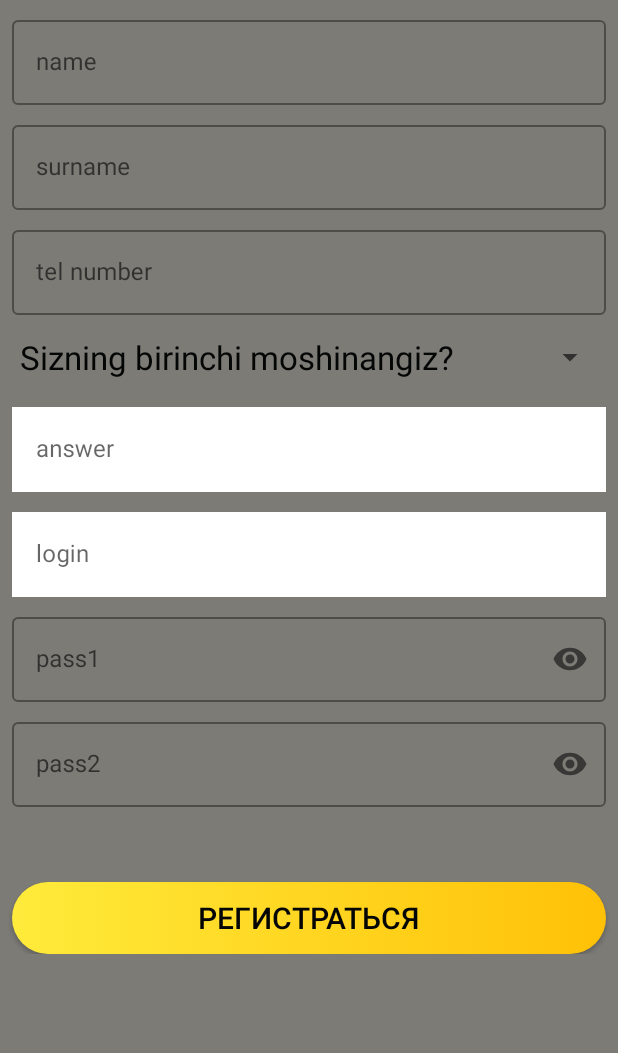
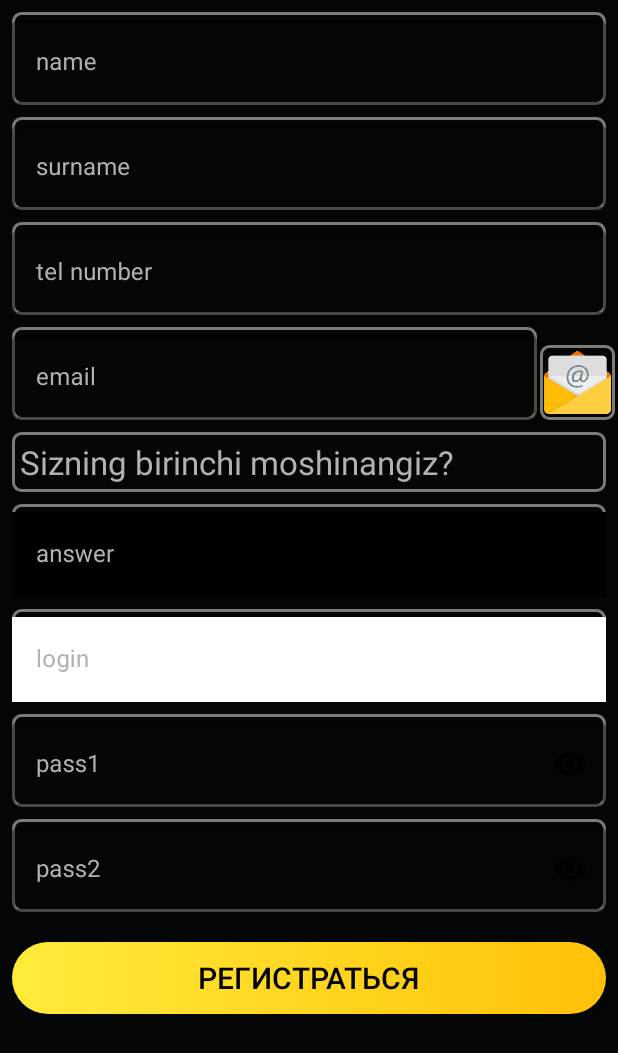
Before and after one commit to zarnigor91/VipX_X, an Android app: the fragment RegistratsionFragment placed in its activity, on a phone screen of 412 x 824 dp. Shown: the top 1053 px of the screen. Run offline under Robolectric (Android 15) with nearby library versions, the phone set to English and light mode, and no system bars; our stand-ins replace CircleImageView.

Commit message:
refresh11

```diff
--- /dev/null
+++ b/app/src/main/res/color/edit_text_box_border.xml
@@ -0,0 +1,7 @@
+<?xml version="1.0" encoding="utf-8"?>
+<selector xmlns:android="http://schemas.android.com/apk/res/android">
+    <item android:color="?attr/colorPrimary" android:state_focused="true"/>
+    <item android:alpha="0.87" android:color="@color/colorPrimary" android:state_hovered="true"/>
+    <item android:alpha="0.12" android:color="@color/colorPrimary" android:state_enabled="false"/>
+    <item android:alpha="0.38" android:color="@color/colorPrimary"/>
+</selector>
--- a/app/src/main/res/layout/item_vip_taxi.xml
+++ b/app/src/main/res/layout/item_vip_taxi.xml
@@ -91,7 +91,7 @@
                     android:paddingLeft="@dimen/size_3"
                     android:textColor="#f5d24a"
                     android:textSize="16sp"
-                    android:text="@string/dan"
+                    android:text="дан"
                     android:textStyle="bold" />
 
 
--- a/app/src/main/res/layout/registration.xml
+++ b/app/src/main/res/layout/registration.xml
@@ -10,7 +10,7 @@
     android:focusable="true">
 
     <ScrollView
-      android:background="@color/colorGrey"
+        android:background="@color/colorBlack"
         android:layout_width="match_parent"
         android:layout_height="match_parent"
         tools:ignore="UselessParent">
@@ -21,18 +21,19 @@
 
             <com.google.android.material.textfield.TextInputLayout
                 android:id="@+id/til_name"
-
-                style="@style/Widget.MaterialComponents.TextInputLayout.OutlinedBox"
+                style="@style/TextInputLayout"
                 android:layout_width="match_parent"
                 android:layout_height="wrap_content"
+                android:textColorHint="#FFAFB3AD"
                 android:layout_margin="@dimen/size9"
+                android:background="@drawable/rectangle_black"
                 app:layout_constraintEnd_toEndOf="parent"
                 app:layout_constraintStart_toStartOf="parent"
                 app:layout_constraintTop_toTopOf="parent">
 
                 <com.google.android.material.textfield.TextInputEditText
                     android:id="@+id/tie_name"
-
+                    android:textColor="@color/colorWhite"
                     android:textColorHint="@color/colorRed"
                     android:layout_width="match_parent"
                     android:layout_height="wrap_content"
@@ -41,18 +42,19 @@
 
             <com.google.android.material.textfield.TextInputLayout
                 android:id="@+id/til_surname"
-                style="@style/Widget.MaterialComponents.TextInputLayout.OutlinedBox"
+                style="@style/TextInputLayout"
                 android:layout_width="match_parent"
                 android:layout_height="wrap_content"
                 android:layout_margin="@dimen/size9"
-
+                android:textColorHint="#FFAFB3AD"
+                 android:background="@drawable/rectangle_black"
                 app:layout_constraintEnd_toEndOf="parent"
                 app:layout_constraintStart_toStartOf="parent"
                 app:layout_constraintTop_toBottomOf="@id/til_name">
 
                 <com.google.android.material.textfield.TextInputEditText
                     android:id="@+id/tie_surname"
-
+                    android:textColor="@color/colorWhite"
                     android:layout_width="match_parent"
                     android:layout_height="wrap_content"
                     android:hint="surname" />
@@ -60,8 +62,9 @@
 
             <com.google.android.material.textfield.TextInputLayout
                 android:id="@+id/til_tel"
-
-                style="@style/Widget.MaterialComponents.TextInputLayout.OutlinedBox"
+                android:textColorHint="#FFAFB3AD"
+                 android:background="@drawable/rectangle_black"
+                style="@style/TextInputLayout"
                 android:layout_width="match_parent"
                 android:layout_height="wrap_content"
                 android:layout_margin="@dimen/size9"
@@ -71,38 +74,80 @@
 
                 <com.google.android.material.textfield.TextInputEditText
                     android:id="@+id/tie_tel"
-
+                    android:textColor="@color/colorWhite"
                     android:layout_width="match_parent"
                     android:layout_height="wrap_content"
                     android:hint="tel number"
                     android:inputType="phone" />
             </com.google.android.material.textfield.TextInputLayout>
 
+            <com.google.android.material.textfield.TextInputLayout
+                android:id="@+id/til_email"
+                style="@style/TextInputLayout"
+                android:background="@drawable/rectangle_black"
+                android:layout_width="350dp"
+
+                android:textColorHint="#FFAFB3AD"
+                android:layout_height="wrap_content"
+                android:layout_margin="@dimen/size9"
+                android:layout_marginTop="8dp"
+                app:layout_constraintEnd_toEndOf="parent"
+                app:layout_constraintHorizontal_bias="0.0"
+                app:layout_constraintStart_toStartOf="parent"
+                app:layout_constraintTop_toBottomOf="@id/til_tel">
+
+                <com.google.android.material.textfield.TextInputEditText
+                    android:id="@+id/tie_email"
+                    android:layout_width="350dp"
+                    android:layout_height="wrap_content"
+                    android:hint="email"
+                    android:textColor="@color/colorWhite"
+                    android:inputType="textEmailAddress"
+                    android:textColorHint="@color/colorRed" />
+
+            </com.google.android.material.textfield.TextInputLayout>
+
+            <androidx.appcompat.widget.AppCompatImageView
+                android:layout_width="@dimen/size8"
+                android:layout_height="@dimen/size8"
+                android:textColorHint="#FFAFB3AD"
+                android:background="@drawable/rectangle_black"
+                android:layout_marginTop="20dp"
+                android:src="@drawable/email_icon"
+                app:layout_constraintEnd_toEndOf="parent"
+                app:layout_constraintHorizontal_bias="0.489"
+                app:layout_constraintStart_toEndOf="@id/til_email"
+                app:layout_constraintTop_toBottomOf="@id/til_tel" />
+
             <androidx.appcompat.widget.AppCompatSpinner
                 android:id="@+id/spinner_ques"
                 android:layout_width="match_parent"
-
                 android:layout_height="wrap_content"
+                android:textColorHint="#FFDAE0D6"
                 android:layout_margin="@dimen/size9"
+                android:background="@drawable/rectangle_black"
                 android:spinnerMode="dialog"
                 app:layout_constraintEnd_toEndOf="parent"
                 app:layout_constraintStart_toStartOf="parent"
-                app:layout_constraintTop_toBottomOf="@id/til_tel" />
+                app:layout_constraintTop_toBottomOf="@id/til_email" />
 
             <com.google.android.material.textfield.TextInputLayout
                 android:id="@+id/til_answer"
-                style="@style/Widget.MaterialComponents.TextInputLayout.OutlinedBox"
+                style="@style/TextInputLayout"
                 android:layout_width="match_parent"
                 android:layout_height="wrap_content"
+                android:background="@drawable/rectangle_black"
                 android:layout_margin="8dp"
-
+                android:textColorHint="#FFAFB3AD"
                 app:layout_constraintEnd_toEndOf="parent"
                 app:layout_constraintStart_toStartOf="parent"
                 app:layout_constraintTop_toBottomOf="@id/spinner_ques">
 
                 <com.google.android.material.textfield.TextInputEditText
                     android:id="@+id/tie_answer"
-                    android:background="@color/colorWhite"
+                    style="@style/MyTextInputEditText"
+                    android:textColor="@color/colorWhite"
+                android:background="@color/colorWhite"
                     android:layout_width="match_parent"
                     android:layout_height="wrap_content"
                     android:hint="answer" />
@@ -110,17 +155,19 @@
 
             <com.google.android.material.textfield.TextInputLayout
                 android:id="@+id/til_login"
-                style="@style/Widget.MaterialComponents.TextInputLayout.OutlinedBox"
+                style="@style/TextInputLayout"
                 android:layout_width="match_parent"
                 android:layout_height="wrap_content"
                 android:layout_margin="@dimen/size9"
-
+                android:textColorHint="#FFAFB3AD"
+                android:background="@drawable/rectangle_black"
                 app:layout_constraintEnd_toEndOf="parent"
                 app:layout_constraintStart_toStartOf="parent"
                 app:layout_constraintTop_toBottomOf="@id/til_answer">
 
                 <com.google.android.material.textfield.TextInputEditText
                     android:id="@+id/tie_login"
+                    android:textColor="@color/colorWhite"
                     android:background="@color/colorWhite"
                     android:layout_width="match_parent"
                     android:layout_height="wrap_content"
@@ -129,11 +176,12 @@
 
             <com.google.android.material.textfield.TextInputLayout
                 android:id="@+id/til_pass1"
-
-                style="@style/Widget.MaterialComponents.TextInputLayout.OutlinedBox"
+                style="@style/TextInputLayout"
                 android:layout_width="match_parent"
                 android:layout_height="wrap_content"
+                android:textColorHint="#FFAFB3AD"
                 android:layout_margin="@dimen/size9"
+                android:background="@drawable/rectangle_black"
                 app:layout_constraintEnd_toEndOf="parent"
                 app:layout_constraintStart_toStartOf="parent"
                 app:layout_constraintTop_toBottomOf="@id/til_login"
@@ -141,7 +189,7 @@
 
                 <com.google.android.material.textfield.TextInputEditText
                     android:id="@+id/tie_pass1"
-
+                    android:textColor="@color/colorWhite"
                     android:layout_width="match_parent"
                     android:layout_height="wrap_content"
                     android:hint="pass1"
@@ -150,8 +198,9 @@
 
             <com.google.android.material.textfield.TextInputLayout
                 android:id="@+id/til_pass2"
-
-                style="@style/Widget.MaterialComponents.TextInputLayout.OutlinedBox"
+                style="@style/TextInputLayout"
+                android:textColorHint="#FFAFB3AD"
+                android:background="@drawable/rectangle_black"
                 android:layout_width="match_parent"
                 android:layout_height="wrap_content"
                 android:layout_margin="@dimen/size9"
@@ -162,7 +211,7 @@
 
                 <com.google.android.material.textfield.TextInputEditText
                     android:id="@+id/tie_pass2"
-
+                     android:textColor="@color/colorWhite"
                     android:layout_width="match_parent"
                     android:layout_height="wrap_content"
                     android:textColorHint="@color/colorRed"
@@ -172,7 +221,7 @@
 
 
             <Button
-                android:layout_marginTop="50dp"
+                android:layout_marginTop="@dimen/size1"
                 android:id="@+id/registr_bt"
                 android:layout_width="match_parent"
                 android:layout_height="wrap_content"
--- a/app/src/main/res/layout/spinner_item.xml
+++ b/app/src/main/res/layout/spinner_item.xml
@@ -2,7 +2,7 @@
 <TextView xmlns:android="http://schemas.android.com/apk/res/android"
     android:layout_width="match_parent"
     android:layout_height="wrap_content"
-    android:textColor="@color/colorBlack"
+    android:textColor="#FFAFB3AD"
     android:layout_margin="5dp"
     android:padding="5dp"
     android:textAppearance="@style/TextAppearance.AppCompat.Large" />
--- /dev/null
+++ b/app/src/main/res/values-v21/styles.xml
@@ -0,0 +1,13 @@
+<?xml version="1.0" encoding="utf-8"?>
+<resources>
+
+    <style name="MyTextInputEditText" parent="ThemeOverlay.MaterialComponents.TextInputEditText">
+        <item name="android:textColor">@android:color/black</item>
+        <item name="android:colorBackground">@android:color/black</item>
+        <item name="android:colorControlActivated">@android:color/black</item>
+        <item name="android:colorControlNormal">@android:color/black</item>
+        <item name="android:colorControlHighlight">@android:color/black</item>
+        <item name="android:backgroundTint">@android:color/black</item>
+        <item name="android:colorAccent">@android:color/black</item>
+    </style>
+</resources>
--- a/app/src/main/res/values/colors.xml
+++ b/app/src/main/res/values/colors.xml
@@ -1,7 +1,7 @@
 <?xml version="1.0" encoding="utf-8"?>
 <resources>
-    <color name="colorPrimary">#008577</color>
-    <color name="colorPrimaryDark">#78EB30</color>
+    <color name="colorPrimary">#003C85</color>
+    <color name="colorPrimaryDark">#AFB3AD</color>
     <color name="colorBlack">#040505</color>
     <color name="colorBlack1">#141818</color>
     <color name="colorWhite">#fff</color>
@@ -13,4 +13,5 @@
     <color name="colorGrey">#7C7B76</color>
     <color name="colorGrey1">#EBEBE5</color>
     <color name="colorRed">#FF0000</color>
+    <color name="color">#868D8D</color>
 </resources>
--- a/app/src/main/res/values/strings.xml
+++ b/app/src/main/res/values/strings.xml
@@ -53,7 +53,6 @@
     <string name="phone_number">Телефон рақами</string>
     <string name="kommentari">Ҳайдовчи учун изоҳ қолдириш</string>
     <string name="otpravit">юбориш учун</string>
-    <string name="dan">дан</string>
 
 
 </resources>
--- a/app/src/main/res/values/styles.xml
+++ b/app/src/main/res/values/styles.xml
@@ -1,4 +1,4 @@
-<resources>
+<resources xmlns:tools="http://schemas.android.com/tools">
 
     <!-- Base application theme. -->
     <style name="AppTheme" parent="Theme.AppCompat.Light.DarkActionBar">
@@ -17,4 +17,19 @@
 
     <style name="AppTheme.PopupOverlay" parent="ThemeOverlay.AppCompat.Light" />
 
+    <style name="TextInputLayout" parent="Widget.MaterialComponents.TextInputLayout.OutlinedBox">
+        <item name="boxStrokeColor">#F8DB3A</item>
+        <item name="boxStrokeWidth">2dp</item>
+
+    </style>
+    <style name="MyTextInputLayout" parent="Widget.MaterialComponents.TextInputLayout.OutlinedBox">
+        <item name="android:textColorHint">@color/colorPrimary</item>
+        <item name="android:paddingStart">16dp</item>
+        <item name="android:paddingEnd">16dp</item>
+        <item name="boxStrokeColor">@color/edit_text_box_border</item>
+    </style>
+
+    <style name="MyTextInputEditText" parent="ThemeOverlay.MaterialComponents.TextInputEditText.OutlinedBox.Dense">
+        <item name="android:textColor">@android:color/black</item>
+    </style>
 </resources>
```
Also changed, not shown: app/src/main/res/drawable/email_icon.png (added), 1 other file.
